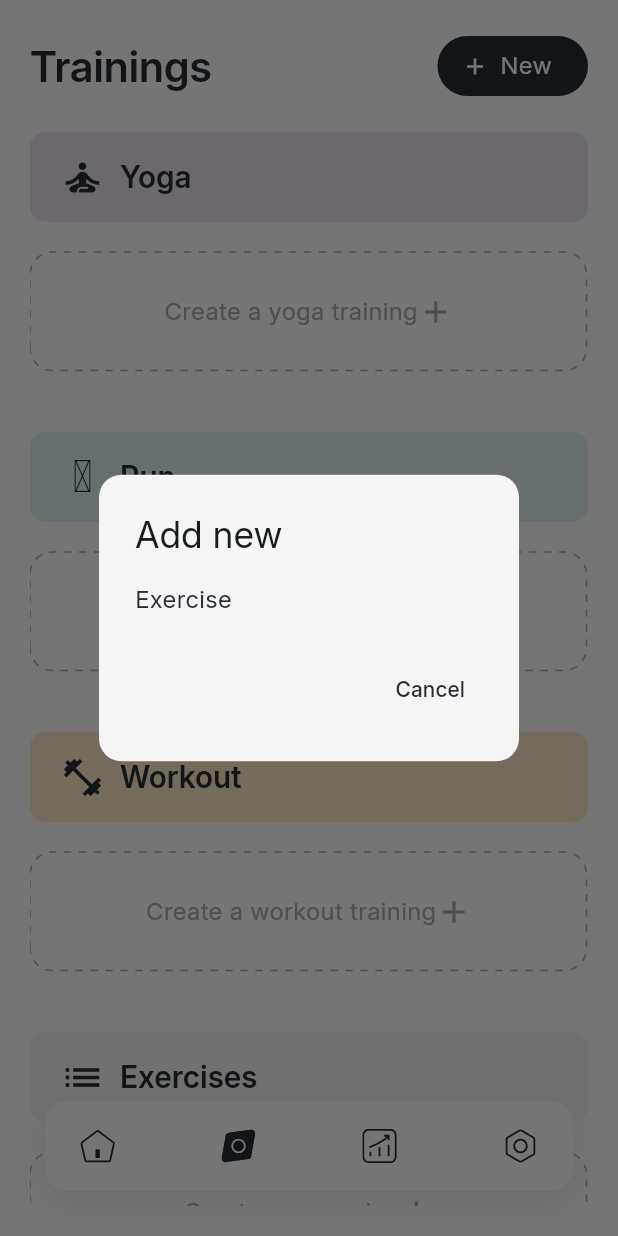
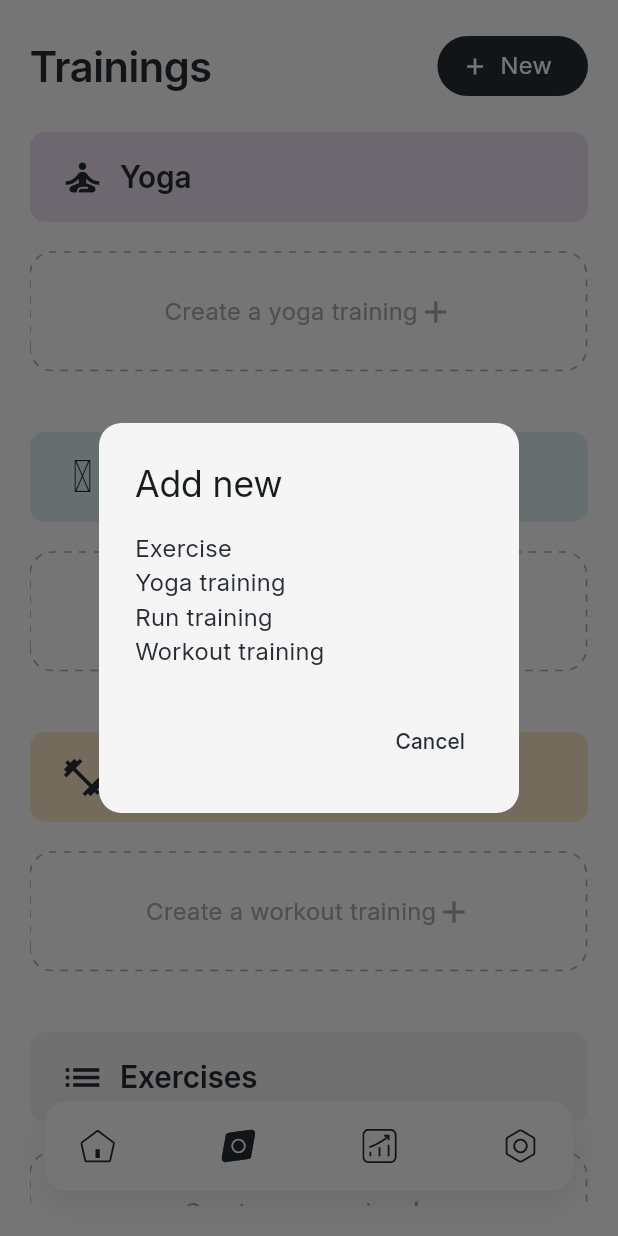
Before and after one commit to OscrTR/MyFitnessTracker, a Flutter app: the TrainingsPage screen opened by its route, after a tap on "New", on a phone screen of 412 x 824 dp. Run offline on Flutter 3.47's test engine with Material 3 defaults, Android fonts, the phone set to English and light mode, and no system bars; our stand-ins replace animated_custom_dropdown, bloc, dartz, easy_localization, equatable, flutter_bloc and 8 more; accounts and stored records are empty.

Commit message:
feat: empty training creation

```diff
--- a/lib/assets/translations/en-US.json
+++ b/lib/assets/translations/en-US.json
@@ -17,6 +17,9 @@
   "trainings_page_new": "New",
   "trainings_page_add_new": "Add new",
   "trainings_page_exercise": "Exercise",
+  "trainings_page_yoga": "Yoga training",
+  "trainings_page_run": "Run training",
+  "trainings_page_workout": "Workout training",
 
   "exercise_page_exercises": "Exercises",
   "training_page_create_exercise": "Create an exercise",
--- a/lib/assets/translations/fr-FR.json
+++ b/lib/assets/translations/fr-FR.json
@@ -17,6 +17,9 @@
   "trainings_page_new": "Nouveau",
   "trainings_page_add_new": "Ajouter",
   "trainings_page_exercise": "Exercice",
+  "trainings_page_yoga": "Routine de yoga",
+  "trainings_page_run": "Plan de course",
+  "trainings_page_workout": "Entraînement de musculation",
 
   "exercise_page_exercises": "Exercices",
   "training_page_create_exercise": "Créez un exercice",
@@ -25,7 +28,7 @@
   "training_page_workout": "Musculation",
   "training_page_create_workout": "Créez un entraînement de musculation",
   "training_page_run": "Course",
-  "training_page_create_run": "Créez un entraînement de course",
+  "training_page_create_run": "Créez un plan de course",
 
   "exercise_detail_page_title_create": "Créer un exercice",
   "exercise_detail_page_title_edit": "Modifier un exercise",
--- a/lib/core/pages/trainings_page.dart
+++ b/lib/core/pages/trainings_page.dart
@@ -1,6 +1,7 @@
 import 'package:easy_localization/easy_localization.dart';
 import 'package:flutter/material.dart';
 import 'package:go_router/go_router.dart';
+import 'package:my_fitness_tracker/features/training_management/domain/entities/training.dart';
 import 'package:my_fitness_tracker/features/training_management/presentation/pages/trainings_list_page.dart';
 import '../app_colors.dart';
 import '../../features/exercise_management/presentation/pages/exercise_list_page.dart';
@@ -67,6 +68,42 @@ void _showNewDialog(BuildContext context) {
               child: Text(context.tr('trainings_page_exercise')),
             ),
           ),
+          GestureDetector(
+            onTap: () {
+              GoRouter.of(context).go(
+                '/training_detail',
+                extra: TrainingType.yoga,
+              );
+              Navigator.pop(context, 'New yoga training');
+            },
+            child: SizedBox(
+              child: Text(context.tr('trainings_page_yoga')),
+            ),
+          ),
+          GestureDetector(
+            onTap: () {
+              GoRouter.of(context).go(
+                '/training_detail',
+                extra: TrainingType.run,
+              );
+              Navigator.pop(context, 'New run training');
+            },
+            child: SizedBox(
+              child: Text(context.tr('trainings_page_run')),
+            ),
+          ),
+          GestureDetector(
+            onTap: () {
+              GoRouter.of(context).go(
+                '/training_detail',
+                extra: TrainingType.workout,
+              );
+              Navigator.pop(context, 'New workout training');
+            },
+            child: SizedBox(
+              child: Text(context.tr('trainings_page_workout')),
+            ),
+          ),
         ],
       ),
       actions: <Widget>[
--- a/lib/features/training_management/presentation/pages/trainings_list_page.dart
+++ b/lib/features/training_management/presentation/pages/trainings_list_page.dart
@@ -1,9 +1,11 @@
 import 'package:easy_localization/easy_localization.dart';
 import 'package:flutter/material.dart';
 import 'package:flutter_bloc/flutter_bloc.dart';
+import 'package:go_router/go_router.dart';
 import 'package:material_symbols_icons/symbols.dart';
 import 'package:my_fitness_tracker/core/app_colors.dart';
 import 'package:my_fitness_tracker/core/widgets/dash_border_painter_widget.dart';
+import 'package:my_fitness_tracker/features/training_management/domain/entities/training.dart';
 import 'package:my_fitness_tracker/features/training_management/presentation/bloc/training_management_bloc.dart';
 
 class TrainingsListPage extends StatelessWidget {
@@ -45,7 +47,12 @@ class TrainingsListPage extends StatelessWidget {
               if (state is TrainingsLoaded) {
                 if (state.trainings.isEmpty) {
                   return GestureDetector(
-                    onTap: () {},
+                    onTap: () {
+                      GoRouter.of(context).go(
+                        '/training_detail',
+                        extra: TrainingType.yoga,
+                      );
+                    },
                     child: CustomPaint(
                       painter: DashedBorderPainter(
                         color: AppColors.lightBlack,
@@ -113,7 +120,12 @@ class TrainingsListPage extends StatelessWidget {
               if (state is TrainingsLoaded) {
                 if (state.trainings.isEmpty) {
                   return GestureDetector(
-                    onTap: () {},
+                    onTap: () {
+                      GoRouter.of(context).go(
+                        '/training_detail',
+                        extra: TrainingType.run,
+                      );
+                    },
                     child: CustomPaint(
                       painter: DashedBorderPainter(
                         color: AppColors.lightBlack,
@@ -182,7 +194,12 @@ class TrainingsListPage extends StatelessWidget {
               if (state is TrainingsLoaded) {
                 if (state.trainings.isEmpty) {
                   return GestureDetector(
-                    onTap: () {},
+                    onTap: () {
+                      GoRouter.of(context).go(
+                        '/training_detail',
+                        extra: TrainingType.workout,
+                      );
+                    },
                     child: CustomPaint(
                       painter: DashedBorderPainter(
                         color: AppColors.lightBlack,
@@ -249,7 +266,9 @@ class TrainingsListPage extends StatelessWidget {
               if (state is TrainingsLoaded) {
                 if (state.trainings.isEmpty) {
                   return GestureDetector(
-                    onTap: () {},
+                    onTap: () {
+                      GoRouter.of(context).go('/exercise_detail');
+                    },
                     child: CustomPaint(
                       painter: DashedBorderPainter(
                         color: AppColors.lightBlack,
--- a/lib/router.dart
+++ b/lib/router.dart
@@ -2,6 +2,8 @@ import 'package:flutter/material.dart';
 import 'package:flutter_bloc/flutter_bloc.dart';
 import 'package:go_router/go_router.dart';
 import 'package:lottie/lottie.dart';
+import 'package:my_fitness_tracker/features/training_management/domain/entities/training.dart';
+import 'package:my_fitness_tracker/features/training_management/presentation/pages/training_details_page.dart';
 import 'package:top_snackbar_flutter/custom_snack_bar.dart';
 import 'package:top_snackbar_flutter/top_snack_bar.dart';
 
@@ -85,10 +87,28 @@ final router = GoRouter(
             );
           },
         ),
+        GoRoute(
+          path: '/training_detail',
+          pageBuilder: (context, state) {
+            final trainingType = state.extra as TrainingType;
+            return CustomTransitionPage(
+              child: TrainingDetailsPage(
+                trainingType: trainingType,
+              ),
+              transitionsBuilder:
+                  (context, animation, secondaryAnimation, child) {
+                return child;
+              },
+            );
+          },
+        ),
       ],
       builder: (context, state, child) {
         bool isExerciseDetailPage =
             GoRouterState.of(context).uri.toString() == '/exercise_detail';
+        bool isTrainingDetailPage =
+            GoRouterState.of(context).uri.toString() == '/training_detail';
+
         return Scaffold(
           body: Stack(
             children: [
@@ -123,7 +143,7 @@ final router = GoRouter(
                     },
                     child: child),
               ),
-              if (!isExerciseDetailPage)
+              if (!isExerciseDetailPage && !isTrainingDetailPage)
                 const Positioned(
                   left: 0,
                   right: 0,
```
Also changed, not shown: lib/features/training_management/presentation/pages/training_details_page.dart (added, +20 -0 lines).
